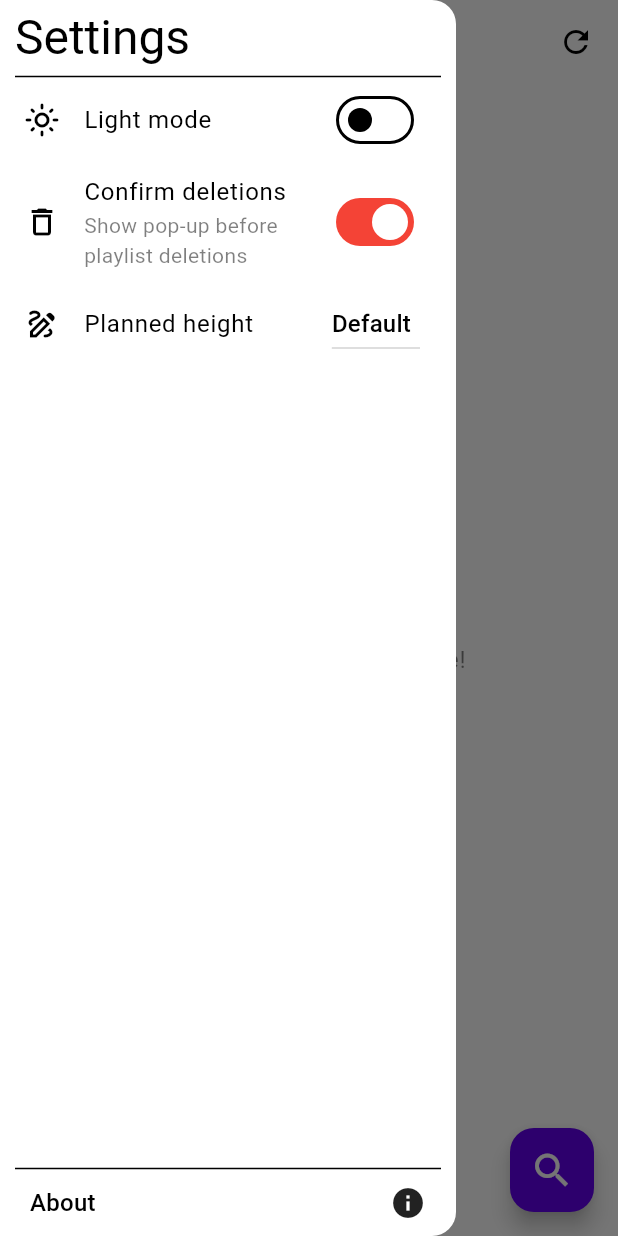
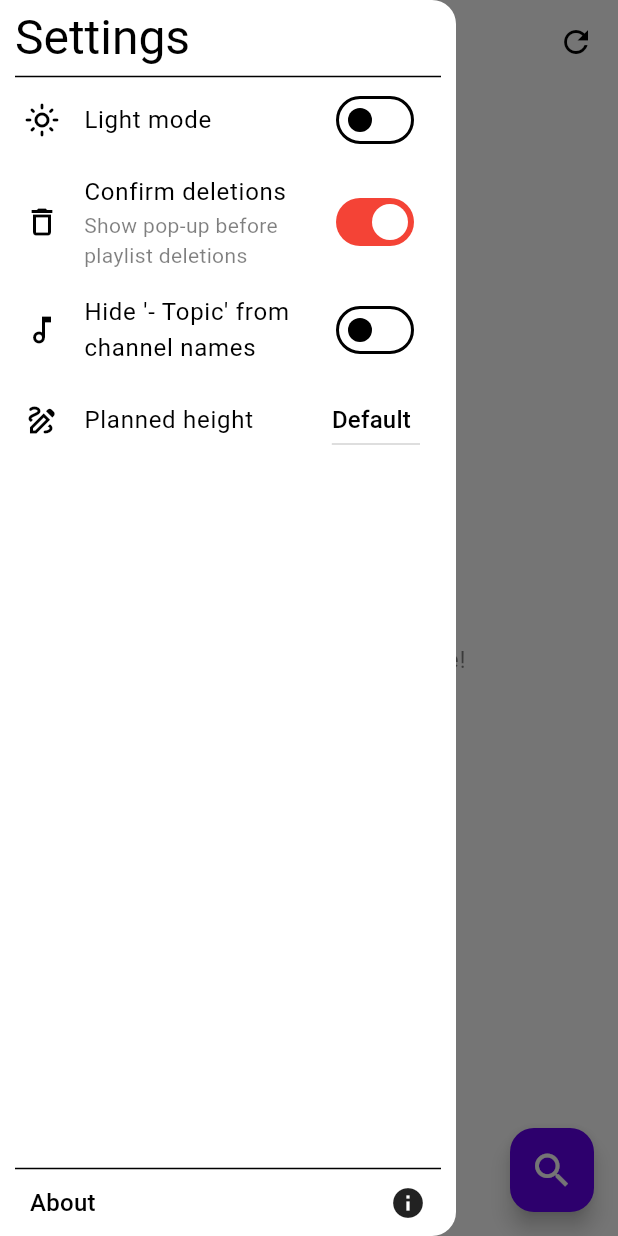
Before and after one commit to Crash285github/yt_playlists_plus, a Flutter app: the screen it shows after launch, with the side drawer open, on a phone screen of 412 x 824 dp. Run offline on Flutter 3.47's test engine with Material 2 defaults, Android fonts, the phone set to English and light mode, and no system bars; drawn by our look-alikes of dynamic_color; our stand-ins replace cached_network_image, shared_preferences, timeago; missing offline and left inert: youtube_explode_dart.

Commit message:
added hideTopic setting to drawer

```diff
--- /dev/null
+++ b/lib/pages/home_page/drawer/settings.dart/hide_topics.dart
@@ -0,0 +1,29 @@
+import 'package:flutter/material.dart';
+import 'package:yt_playlists_plus/persistence/persistence.dart';
+
+class HideTopicsSwitch extends StatefulWidget {
+  const HideTopicsSwitch({super.key});
+
+  @override
+  State<HideTopicsSwitch> createState() => _HideTopicsSwitchState();
+}
+
+class _HideTopicsSwitchState extends State<HideTopicsSwitch> {
+  bool _hideTopics = Persistence.hideTopics;
+
+  @override
+  Widget build(BuildContext context) {
+    return SwitchListTile(
+      value: _hideTopics,
+      title: const Text("Hide '- Topic' from channel names"),
+      secondary: const Icon(Icons.music_note_outlined),
+      onChanged: (value) {
+        setState(() {
+          _hideTopics = value;
+        });
+        Persistence.hideTopics = value;
+        Persistence.saveHideTopics();
+      },
+    );
+  }
+}
--- a/lib/pages/home_page/drawer/settings.dart/settings_list.dart
+++ b/lib/pages/home_page/drawer/settings.dart/settings_list.dart
@@ -1,5 +1,6 @@
 import 'package:flutter/material.dart';
 import 'package:yt_playlists_plus/pages/home_page/drawer/settings.dart/confirm_delete.dart';
+import 'package:yt_playlists_plus/pages/home_page/drawer/settings.dart/hide_topics.dart';
 import 'package:yt_playlists_plus/pages/home_page/drawer/settings.dart/initial_planned_size.dart';
 import 'package:yt_playlists_plus/pages/home_page/drawer/settings.dart/theme.dart';
 
@@ -12,6 +13,7 @@ class Settings extends StatelessWidget {
       children: const [
         ThemeSwitch(),
         ConfirmDeleteSwitch(),
+        HideTopicsSwitch(),
         InitialPlannedSizeSetting(),
       ],
     );
```
